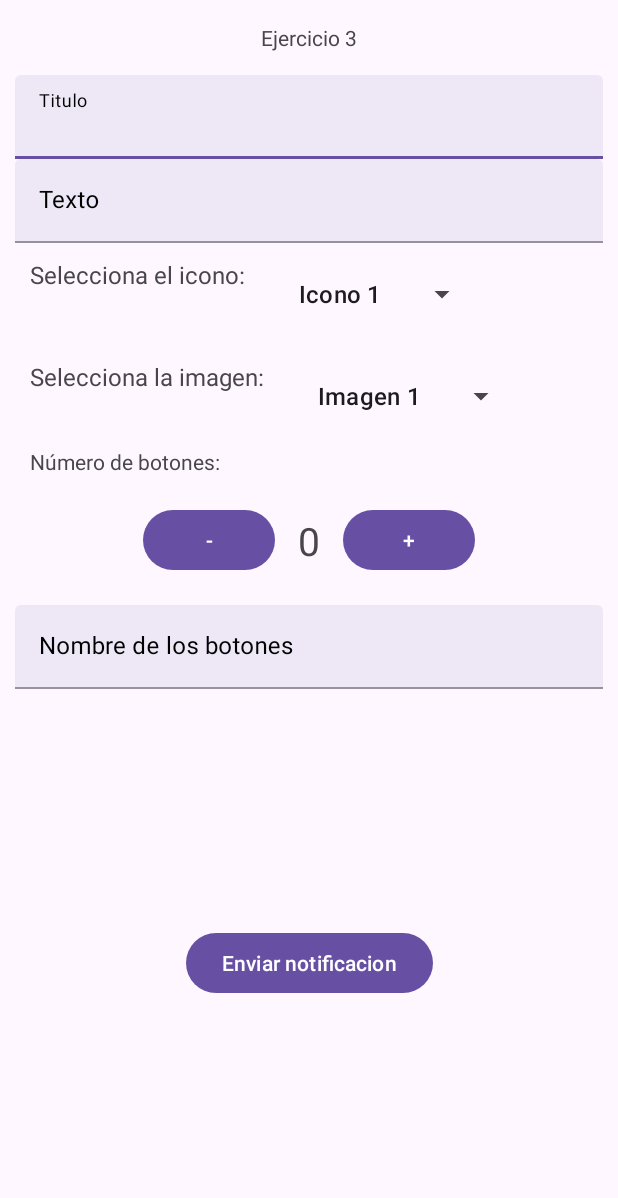
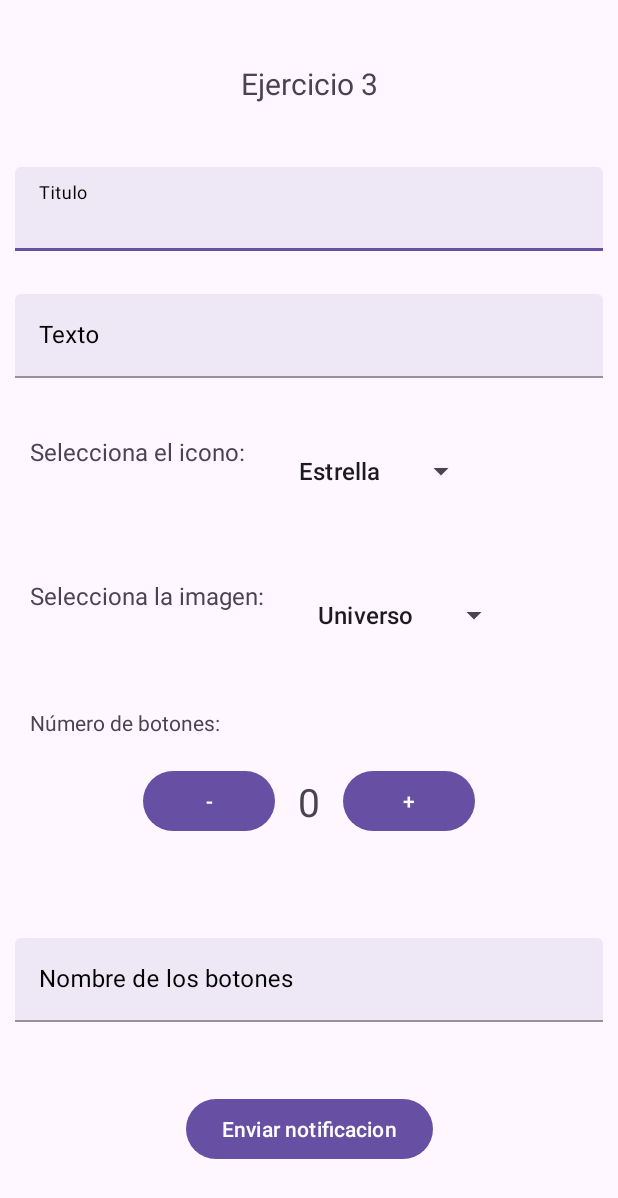
Before and after one commit to JoseJimenezGonzalez/notificaciones, an Android app: the TercerEjercicioActivity screen opened directly, with no data from a screen before it, on a phone screen of 412 x 824 dp. Shown: the top 1198 px of the screen. Run offline under Robolectric (Android 15) with nearby library versions, the phone set to English and light mode, and no system bars.

Commit message:
commit terminado

```diff
--- a/app/src/main/java/com/example/myapplication/TercerEjercicioActivity.kt
+++ b/app/src/main/java/com/example/myapplication/TercerEjercicioActivity.kt
@@ -23,26 +23,26 @@ class TercerEjercicioActivity : AppCompatActivity() {
     private var iconoSeleccionado = "";
     private var imagenSeleccionada = "";
     private val opcionesIconoSeleccionado = arrayOf(
-        "Icono 1",
-        "Icono 2",
-        "Icono 3"
+        "Estrella",
+        "Correo",
+        "Borrar"
     )
     private val opcionesImagenSeleccionado = arrayOf(
-        "Imagen 1",
-        "Imagen 2",
-        "Imagen 3"
+        "Universo",
+        "Celulas",
+        "Sol"
     )
 
     private val mapaNombresIconos = mapOf(
-        "Icono 1" to android.R.drawable.btn_star,
-        "Icono 2" to android.R.drawable.btn_dialog,
-        "Icono 3" to android.R.drawable.bottom_bar,
+        "Estrella" to android.R.drawable.btn_star,
+        "Correo" to android.R.drawable.ic_dialog_email,
+        "Borrar" to android.R.drawable.ic_delete,
     )
 
     private val mapaNombreImagenes = mapOf(
-        "Imagen 1" to R.drawable.burger,
-        "Imagen 2" to R.drawable.foto_celulas,
-        "Imagen 3" to R.drawable.img_sol,
+        "Universo" to R.drawable.universo,
+        "Celulas" to R.drawable.foto_celulas,
+        "Sol" to R.drawable.img_sol,
     )
 
     private var numeroBotones = 0;
--- a/app/src/main/res/layout/activity_main.xml
+++ b/app/src/main/res/layout/activity_main.xml
@@ -11,6 +11,7 @@
         android:layout_width="wrap_content"
         android:layout_height="wrap_content"
         android:text="Notificaciones!"
+        android:textSize="26sp"
         app:layout_constraintBottom_toTopOf="@id/btnPrimerEjercicio"
         app:layout_constraintEnd_toEndOf="parent"
         app:layout_constraintStart_toStartOf="parent"
--- a/app/src/main/res/layout/activity_tercer_ejercicio.xml
+++ b/app/src/main/res/layout/activity_tercer_ejercicio.xml
@@ -14,7 +14,8 @@
         app:layout_constraintTop_toTopOf="parent"
         app:layout_constraintEnd_toEndOf="parent"
         android:text="Ejercicio 3"
-        android:padding="15dp"
+        android:padding="14dp"
+        android:textSize="20sp"
         app:layout_constraintBottom_toTopOf="@id/tilTitulo">
     </TextView>
 
@@ -23,6 +24,7 @@
         app:layout_constraintStart_toStartOf="parent"
         app:layout_constraintEnd_toEndOf="parent"
         app:layout_constraintTop_toBottomOf="@id/tvTitulo"
+        app:layout_constraintBottom_toTopOf="@id/tilTexto"
         style="@style/Widget.MaterialComponents.TextInputLayout.FilledBox"
         android:layout_width="match_parent"
         android:layout_height="wrap_content"
@@ -46,6 +48,7 @@
         app:layout_constraintStart_toStartOf="parent"
         app:layout_constraintEnd_toEndOf="parent"
         app:layout_constraintTop_toBottomOf="@id/tilTitulo"
+        app:layout_constraintBottom_toTopOf="@id/lyIcono"
         style="@style/Widget.MaterialComponents.TextInputLayout.FilledBox"
         android:layout_width="match_parent"
         android:layout_height="wrap_content"
@@ -69,6 +72,7 @@
         app:layout_constraintTop_toBottomOf="@id/tilTexto"
         app:layout_constraintStart_toStartOf="parent"
         app:layout_constraintEnd_toEndOf="parent"
+        app:layout_constraintBottom_toTopOf="@id/lyImagen"
         android:layout_marginLeft="10dp"
         android:layout_marginRight="10dp"
         android:layout_width="match_parent"
@@ -95,6 +99,7 @@
         app:layout_constraintTop_toBottomOf="@id/lyIcono"
         app:layout_constraintStart_toStartOf="parent"
         app:layout_constraintEnd_toEndOf="parent"
+        app:layout_constraintBottom_toTopOf="@id/tvNumeroBotones"
         android:layout_marginLeft="10dp"
         android:layout_marginRight="10dp"
         android:layout_width="match_parent"
@@ -120,7 +125,7 @@
         android:id="@+id/tvNumeroBotones"
         android:layout_width="wrap_content"
         android:layout_height="wrap_content"
-        app:layout_constraintTop_toBottomOf="@id/lyImagen"
+        app:layout_constraintBottom_toTopOf="@id/lyBotones"
         app:layout_constraintStart_toStartOf="parent"
         android:layout_marginLeft="20dp"
         android:text="Número de botones:">
@@ -128,9 +133,10 @@
 
     <LinearLayout
         android:id="@+id/lyBotones"
-        app:layout_constraintTop_toBottomOf="@id/tvNumeroBotones"
+        app:layout_constraintTop_toBottomOf="@id/lyImagen"
         app:layout_constraintStart_toStartOf="parent"
         app:layout_constraintEnd_toEndOf="parent"
+        app:layout_constraintBottom_toTopOf="@id/tilNombreBotones"
         android:layout_marginLeft="10dp"
         android:layout_marginRight="10dp"
         android:layout_width="match_parent"
@@ -169,6 +175,7 @@
         app:layout_constraintStart_toStartOf="parent"
         app:layout_constraintEnd_toEndOf="parent"
         app:layout_constraintTop_toBottomOf="@id/lyBotones"
+        app:layout_constraintBottom_toTopOf="@id/btnEnviarNotificacion"
         style="@style/Widget.MaterialComponents.TextInputLayout.FilledBox"
         android:layout_width="match_parent"
         android:layout_height="wrap_content"
```
Also changed, not shown: app/src/main/res/layout/activity_primer_ejercicio.xml (+14 -1 lines), app/src/main/res/layout/activity_segundo_ejercicio.xml (+14 -1 lines), app/src/main/res/drawable/universo.jpg (added).
